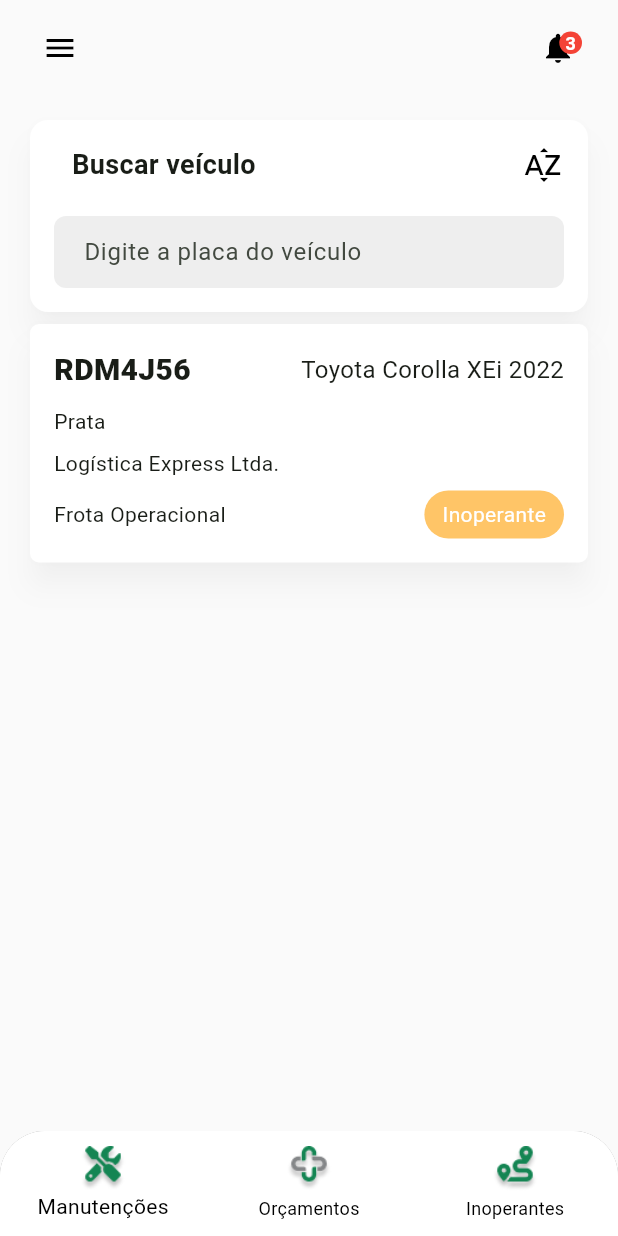
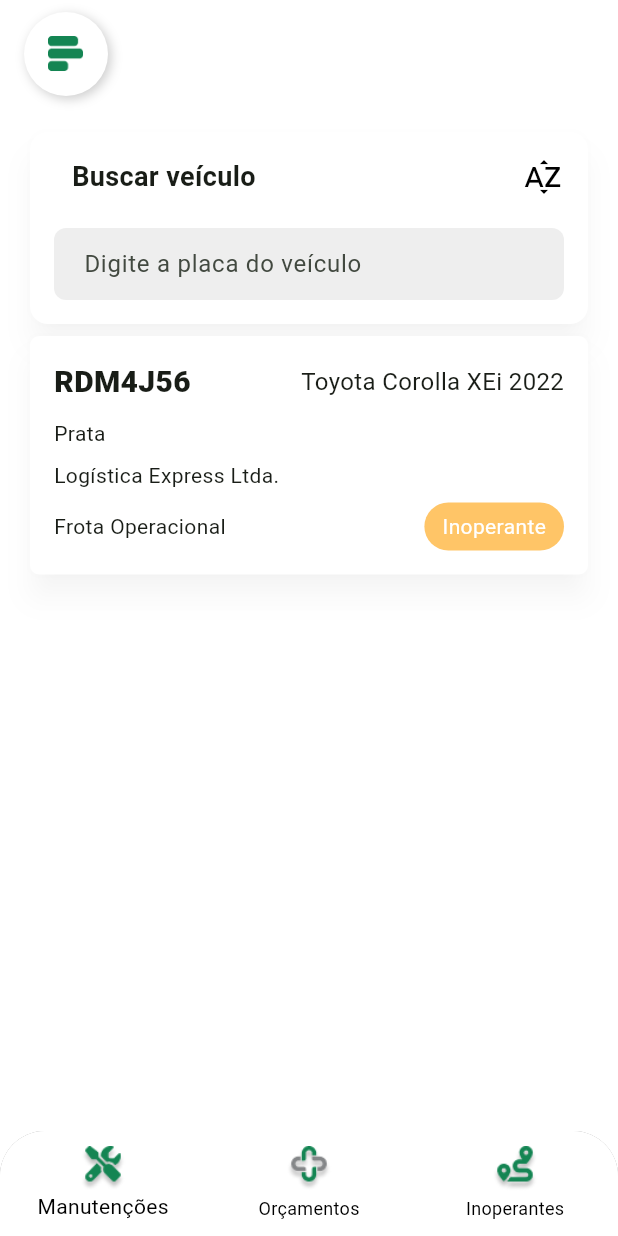
Before and after one commit to Grupo-01-5P/frontProjetoFrota, a Flutter app: the Inoperative screen opened directly, on a phone screen of 412 x 824 dp. Run offline on Flutter 3.47's test engine with Material 3 defaults, Android fonts, the phone set to English and light mode, and no system bars; our stand-ins replace flutter_svg.

Commit message:
ajuste da sidebar

```diff
--- a/lib/screens/inoperative.dart
+++ b/lib/screens/inoperative.dart
@@ -9,73 +9,88 @@ class Inoperative extends StatelessWidget {
   Widget build(BuildContext context) {
     return Scaffold(
       key: _scaffoldKey,
-      backgroundColor: Color.fromARGB(255, 250, 250, 250), // Cor de fundo #FAFAFA
+      backgroundColor: Color.fromARGB(255, 255, 255, 255),
       drawer: Drawer(
+  shape: RoundedRectangleBorder(
+    borderRadius: BorderRadius.zero, // Remove os arredondamentos
+  ),
   child: ListView(
     padding: EdgeInsets.zero,
     children: [
       UserAccountsDrawerHeader(
-              accountName: const Text('Kelvin'),
-              accountEmail: const Text('Editar minhas informações'),
+        accountName: Text(
+          'Kelvin',
+          style: TextStyle(color: const Color.fromARGB(255, 255, 255, 255)),
+        ),
+        accountEmail: Text(
+          'Editar minhas informações',
+          style: TextStyle(color: const Color.fromARGB(255, 255, 255, 255)),
+        ),
         currentAccountPicture: CircleAvatar(
-                backgroundColor: const Color.fromARGB(250, 250, 250, 250),
-                child: const Icon(Icons.person, size: 40, color: Colors.grey),
+          backgroundColor: Color(0xFFD9D9D9),
+          child: Icon(Icons.person, size: 40, color: Colors.white),
         ),
-              decoration: const BoxDecoration(color: Colors.red),
+        decoration: const BoxDecoration(color: Color(0xFF148553)),
       ),
       _buildDrawerItem(
-              icon: Icons.request_quote,
+        icon: Image.asset('lib/assets/images/iconTerceirize.png', width: 24, height: 24),
         text: 'Orçamentos',
         onTap: () {
           // Ação para Orçamentos
         },
       ),
+      SizedBox(height: 8),
       _buildDrawerItem(
-              icon: Icons.build,
+        icon: Image.asset('lib/assets/images/iconManutencoes.png', width: 24, height: 24),
         text: 'Visualizar manutenções',
         onTap: () {
           // Ação para Visualizar manutenções
         },
       ),
+      SizedBox(height: 8),
       _buildDrawerItem(
-              icon: Icons.warning,
+        icon: Image.asset('lib/assets/images/iconInoperantes.png', width: 24, height: 24),
         text: 'Veículos inoperantes',
         onTap: () {
-                Navigator.pop(context); // Fecha o Drawer sem criar nova tela
+          Navigator.pop(context);
         },
       ),
+      SizedBox(height: 8),
       _buildDrawerItem(
-              icon: Icons.bar_chart,
+        icon: Image.asset('lib/assets/images/iconDashboard.png', width: 24, height: 24),
         text: 'Dashboards',
         onTap: () {
           // Ação para Dashboards
         },
       ),
+      SizedBox(height: 8),
       _buildDrawerItem(
-              icon: Icons.store,
+        icon: Image.asset('lib/assets/images/iconMecanica.png', width: 24, height: 24),
         text: 'Mecânicas',
         onTap: () {
           // Ação para Mecânicas
         },
       ),
+      SizedBox(height: 8),
       _buildDrawerItem(
-              icon: Icons.directions_car,
+        icon: Image.asset('lib/assets/images/iconCar.png', width: 24, height: 24),
         text: 'Veículos',
         onTap: () {
           // Ação para Veículos
         },
       ),
+      SizedBox(height: 8),
       _buildDrawerItem(
-              icon: Icons.settings,
+        icon: Image.asset('lib/assets/images/iconEngrenagem.png', width: 24, height: 24),
         text: 'Configurações',
         onTap: () {
           // Ação para Configurações
         },
       ),
+      SizedBox(height: 8),
       _buildDrawerItem(
-              icon: Icons.exit_to_app,
+        icon: Image.asset('lib/assets/images/iconExit.png', width: 24, height: 24),
         text: 'Sair',
-              iconColor: Colors.red,
         onTap: () {
           // Ação para Sair
         },
@@ -90,53 +105,39 @@ class Inoperative extends StatelessWidget {
             crossAxisAlignment: CrossAxisAlignment.start,
             children: [
               Row(
-                mainAxisAlignment: MainAxisAlignment.spaceBetween,
   children: [
-                  // Botão para abrir o drawer
-                  IconButton(
-                    icon: const Icon(Icons.menu, color: Colors.black),
+    Container(
+      padding: const EdgeInsets.all(4),
+      decoration: BoxDecoration(
+        color: Colors.white, // Círculo branco
+        shape: BoxShape.circle,
+        boxShadow: [
+          BoxShadow(
+            color: Colors.black.withOpacity(0.2), // Cor do sombreado
+            blurRadius: 6, // Intensidade do sombreado
+            offset: Offset(2, 2), // Posição do sombreado
+          ),
+        ],
+      ),
+      child: IconButton(
+        icon: Image.asset(
+          'lib/assets/images/iconMenu.png', // Caminho para a imagem do ícone de menu
+          width: 24,
+          height: 24,
+        ),
         onPressed: () {
           _scaffoldKey.currentState?.openDrawer();
         },
       ),
-                  // Botão de notificações
-                  Stack(
-                    children: [
-                      IconButton(
-                        icon: const Icon(Icons.notifications, color: Colors.black),
-                        onPressed: () {
-                          // Ação para notificações
-                        },
     ),
-                      Positioned(
-                        right: 8,
-                        top: 8,
-                        child: Container(
-                          padding: const EdgeInsets.all(4),
-                          decoration: const BoxDecoration(
-                            color: Colors.red,
-                            shape: BoxShape.circle,
-                          ),
-                          child: const Text(
-                            '3',
-                            style: TextStyle(
-                              color: Colors.white,
-                              fontSize: 12,
-                              fontWeight: FontWeight.bold,
-                            ),
-                          ),
-                        ),
-                      ),
-                    ],
-                  ),
+    // Adicione o segundo ícone ou outros widgets aqui, se necessário
   ],
 ),
               const SizedBox(height: 20),
 
-              // Card de buscar veículo
               Card(
-                color: Colors.white, // Fundo branco
-                elevation: 8, // Sombreamento
+                color: Colors.white,
+                elevation: 8,
                 shadowColor: Colors.black.withOpacity(0.2),
                 shape: RoundedRectangleBorder(
                   borderRadius: BorderRadius.circular(12),
@@ -146,12 +147,11 @@ class Inoperative extends StatelessWidget {
                   child: Column(
                     crossAxisAlignment: CrossAxisAlignment.start,
                     children: [
-                      // Parte de cima: título + ícone
                       Row(
                         mainAxisAlignment: MainAxisAlignment.spaceBetween,
                         children: [
                           Padding(
-                            padding: const EdgeInsets.only(left: 12), // deixei 12px pra ficar bem alinhado
+                            padding: const EdgeInsets.only(left: 12),
                             child: Text(
                               "Buscar veículo",
                               style: TextStyle(
@@ -163,23 +163,20 @@ class Inoperative extends StatelessWidget {
                           IconTheme(
                             data: IconThemeData(
                               color: Colors.black,
-                              size: 28, // deixa maior
+                              size: 28,
                             ),
                             child: Icon(Icons.sort_by_alpha),
                           ),
                         ],
                       ),
-
                       const SizedBox(height: 20),
-
-                      // Apenas o campo de texto
                       TextField(
                         decoration: InputDecoration(
                           filled: true,
-                          fillColor: Color(0xFFEEEEEE), // Fundo cinza claro
+                          fillColor: Color(0xFFEEEEEE),
                           hintText: "Digite a placa do veículo",
                           border: OutlineInputBorder(
-                            borderSide: BorderSide.none, // Sem borda
+                            borderSide: BorderSide.none,
                             borderRadius: BorderRadius.circular(8),
                           ),
                           contentPadding: const EdgeInsets.symmetric(horizontal: 16, vertical: 12),
@@ -190,33 +187,30 @@ class Inoperative extends StatelessWidget {
                 ),
               ),
 
-              // Novo Card de veículo com informações
-              // Novo card com ajustes no status
               Card(
                 color: Colors.white,
                 elevation: 8,
                 shadowColor: Colors.black.withOpacity(0.2),
                 shape: RoundedRectangleBorder(
-    borderRadius: BorderRadius.circular(6), // Aumento no arredondamento
+                  borderRadius: BorderRadius.circular(6),
                 ),
                 child: Padding(
                   padding: const EdgeInsets.all(16),
                   child: Column(
                     crossAxisAlignment: CrossAxisAlignment.start,
                     children: [
-        // Nome da placa e modelo
                       Row(
                         mainAxisAlignment: MainAxisAlignment.spaceBetween,
                         children: [
                           Text(
-              "RDM4J56", // Nome da placa
+                            "RDM4J56",
                             style: TextStyle(
                               fontWeight: FontWeight.w900,
-                fontSize: 20, // Aumenta o tamanho da fonte
+                              fontSize: 20,
                             ),
                           ),
                           Text(
-              "Toyota Corolla XEi 2022", // Modelo do veículo
+                            "Toyota Corolla XEi 2022",
                             style: TextStyle(
                               fontSize: 16,
                             ),
@@ -224,22 +218,16 @@ Card(
                         ],
                       ),
                       const SizedBox(height: 10),
-
-        // Cor
                       Text(
                         "Prata",
                         style: TextStyle(fontSize: 14),
                       ),
                       const SizedBox(height: 8),
-
-        // Empresa
                       Text(
                         "Logística Express Ltda.",
                         style: TextStyle(fontSize: 14),
                       ),
                       const SizedBox(height: 8),
-
-        // Departamento
                       Row(
                         mainAxisAlignment: MainAxisAlignment.spaceBetween,
                         children: [
@@ -247,17 +235,15 @@ Card(
                             "Frota Operacional",
                             style: TextStyle(fontSize: 14),
                           ),
-            // Adicionando espaçamento entre o card de status e o card de informações
-            SizedBox(width: 16), // Ajuste o valor de espaçamento aqui
-            // Status ao lado do Departamento, com espaçamento
+                          SizedBox(width: 16),
                           Container(
                             padding: const EdgeInsets.symmetric(vertical: 6, horizontal: 12),
                             decoration: BoxDecoration(
                               color: Color(0xFFFFAC26).withOpacity(0.7),
-                borderRadius: BorderRadius.circular(20), // Maior arredondamento
+                              borderRadius: BorderRadius.circular(20),
                             ),
                             child: Text(
-                "Inoperante", // Texto do status
+                              "Inoperante",
                               style: TextStyle(
                                 color: Colors.white,
                                 fontSize: 14,
@@ -269,8 +255,7 @@ Card(
                     ],
                   ),
                 ),
-)
-
+              ),
             ],
           ),
         ),
@@ -306,24 +291,24 @@ Card(
               items: [
                 BottomNavigationBarItem(
                   icon: SizedBox(
-                    width: 30,  // Largura desejada
-                    height: 30, // Altura desejada
+                    width: 30,
+                    height: 30,
                     child: Image.asset('lib/assets/images/iconManutencoes.png'),
                   ),
                   label: 'Manutenções',
                 ),
                 BottomNavigationBarItem(
                   icon: SizedBox(
-                    width: 30,  // Largura desejada
-                    height: 30, // Altura desejada
+                    width: 30,
+                    height: 30,
                     child: Image.asset('lib/assets/images/iconTerceirize.png'),
                   ),
                   label: 'Orçamentos',
                 ),
                 BottomNavigationBarItem(
                   icon: SizedBox(
-                    width: 30,  // Largura desejada
-                    height: 30, // Altura desejada
+                    width: 30,
+                    height: 30,
                     child: Image.asset('lib/assets/images/iconInoperantes.png'),
                   ),
                   label: 'Inoperantes',
@@ -337,13 +322,12 @@ Card(
   }
 
   Widget _buildDrawerItem({
-    required IconData icon,
+    required Widget icon,
     required String text,
     required VoidCallback onTap,
-    Color iconColor = Colors.red,
   }) {
     return ListTile(
-      leading: Icon(icon, color: iconColor),
+      leading: icon,
       title: Text(text),
       onTap: onTap,
     );
--- a/pubspec.yaml
+++ b/pubspec.yaml
@@ -60,6 +60,12 @@ flutter:
     - lib/assets/images/iconInoperantes.png
     - lib/assets/images/iconManutencoes.png
     - lib/assets/images/iconTerceirize.png
+    - lib/assets/images/iconCar.png
+    - lib/assets/images/iconDashboard.png
+    - lib/assets/images/iconEngrenagem.png
+    - lib/assets/images/iconExit.png
+    - lib/assets/images/iconMecanica.png
+    - lib/assets/images/iconMenu.png
 
   #   - images/a_dot_ham.jpeg
 
```
Also changed, not shown: lib/assets/images/iconCar.png (added), lib/assets/images/iconDashboard.png (added), lib/assets/images/iconEngrenagem.png (added), lib/assets/images/iconExit.png (added), lib/assets/images/iconMecanica.png (added), lib/assets/images/iconMenu.png (added). Lines whose indentation alone changed are shown as unchanged.
